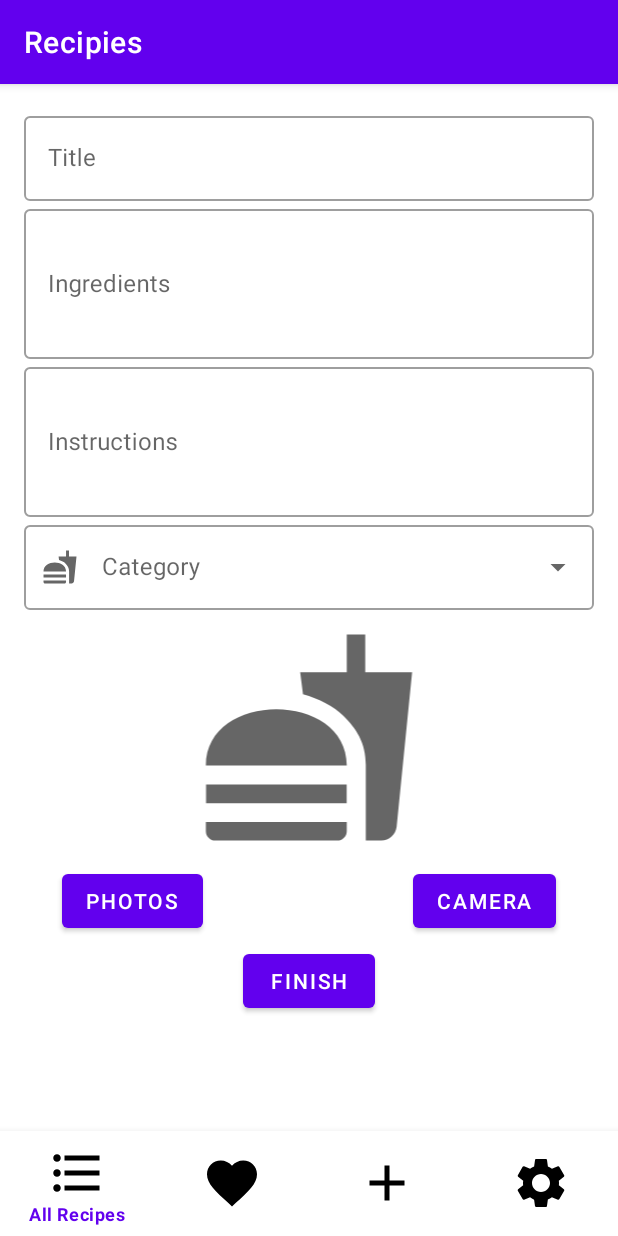
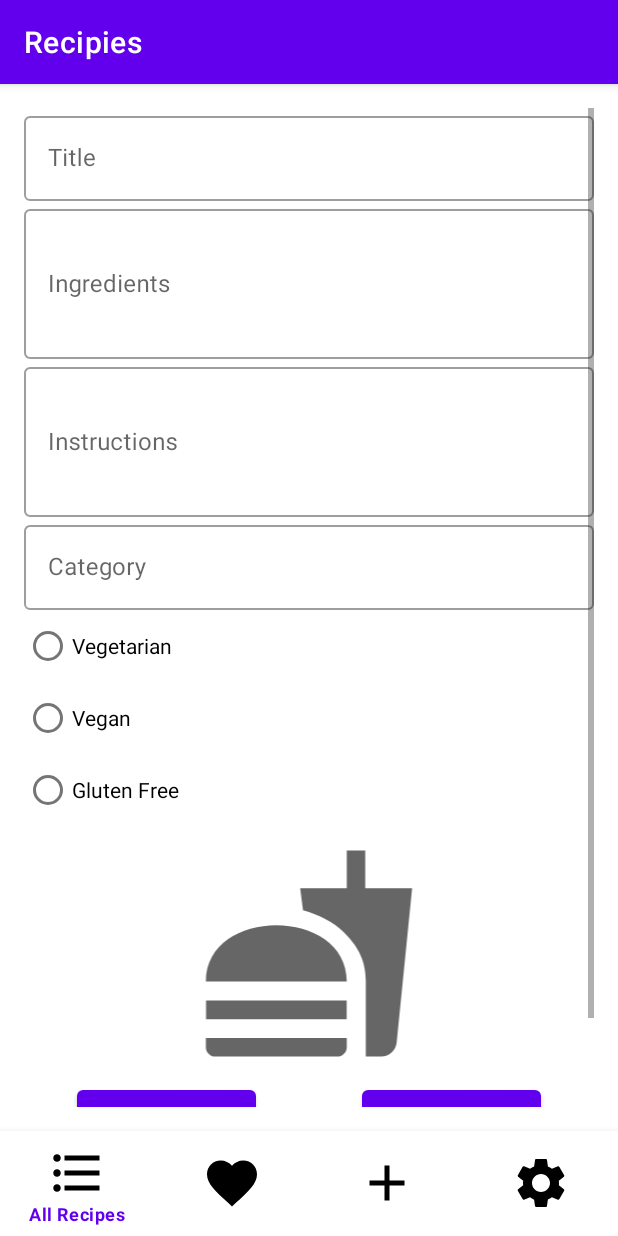
Before and after one commit to msteinr3/Recipes, an Android app: the AddRecipe screen opened through its navigation route, on a phone screen of 412 x 824 dp. Run offline under Robolectric (Android 15) with nearby library versions, the phone set to English and light mode, and no system bars; our stand-ins replace Dagger/Hilt's generated code, navigation-ui; pictures from the network do not load; 3 statements that could not run were skipped.

Commit message:
added vegie/vegan/GF options

```diff
--- a/app/src/main/java/com/example/recipies/extra/Recipe.kt
+++ b/app/src/main/java/com/example/recipies/extra/Recipe.kt
@@ -14,6 +14,9 @@ data class Recipe (
     var image: String?,
     var extendedIngredients : Array<Ingredient>,
     var instructions: String,
+    var vegetarian: Boolean,
+    var vegan: Boolean,
+    var glutenFree: Boolean,
     @ColumnInfo(name = "like")
     var favorite: Boolean = false,
 ) {
--- a/app/src/main/java/com/example/recipies/ui/AddRecipe.kt
+++ b/app/src/main/java/com/example/recipies/ui/AddRecipe.kt
@@ -31,13 +31,15 @@ class AddRecipe : Fragment() {
 
     private var _binding: AddRecipeBinding? = null
     private val binding get() = _binding!!
-    private val viewModel : RecipeViewModel by viewModels()
-    private val allViewModel : AllRecipesViewModel by viewModels()
+    private val viewModel: RecipeViewModel by viewModels()
+    private val allViewModel: AllRecipesViewModel by viewModels()
 
-    private var id : Int? = null
+    private var id: Int? = null
     private var imageUri: Uri? = null
-    private lateinit var spinner : String
     private lateinit var file: File
+    private var vegetarian: Boolean = false
+    private var vegan: Boolean = false
+    private var glutenFree: Boolean = false
 
     private val pickItemLauncher: ActivityResultLauncher<Array<String>> =
         registerForActivityResult(ActivityResultContracts.OpenDocument()) {
@@ -101,15 +103,18 @@ class AddRecipe : Fragment() {
             }
         }
 
+        /*
         val adapter = ArrayAdapter.createFromResource(
             requireContext(),
-            R.array.categories,
+            R.array.diet,
             R.layout.drop_down
         )
         binding.dropdown.setAdapter(adapter)
         binding.dropdown.setOnItemClickListener { adapterView, view, i, l ->
             spinner = adapterView.getItemAtPosition(i).toString()
         }
+
+         */
 
         binding.choosePic.setOnClickListener {
             pickItemLauncher.launch(arrayOf("image/*"))
@@ -129,11 +134,23 @@ class AddRecipe : Fragment() {
              */
         }
 
+        binding.vegetarian.setOnClickListener {
+            vegetarian = !vegetarian
+        }
+
+        binding.vegan.setOnClickListener {
+            vegan = !vegan
+        }
+
+        binding.glutenFree.setOnClickListener {
+            glutenFree = !glutenFree
+        }
+
         binding.finishBtn.setOnClickListener {
             if (binding.title.text.toString().isEmpty() ||
                 binding.ingredients.text.toString().isEmpty() ||
                 binding.instructions.text.toString().isEmpty() ||
-                spinner.isEmpty() ||
+                binding.category.text.toString().isEmpty() ||
                 imageUri == null
             ) {
                 val builder = StringBuilder("Missing info:\n")
@@ -147,7 +164,7 @@ class AddRecipe : Fragment() {
                 if (binding.instructions.text.toString().isEmpty()) {
                     builder.append("instructions, ")
                 }
-                if (spinner.isEmpty()) {
+                if (binding.category.text.toString().isEmpty()) {
                     builder.append("category, ")
                 }
                 if (imageUri == null) {
@@ -159,10 +176,13 @@ class AddRecipe : Fragment() {
                 val recipe = Recipe(
                     0,  //need different IDs for each
                     binding.title.text.toString(),
-                    spinner,
+                    binding.category.text.toString(),
                     imageUri.toString(),
                     stringToIngredientsArray(binding.ingredients.text.toString()),
                     binding.instructions.text.toString(),
+                    vegetarian = vegetarian,
+                    vegan = vegan,
+                    glutenFree = glutenFree,
                     favorite = false,
                 )
                 //println(imageUri)
@@ -174,8 +194,8 @@ class AddRecipe : Fragment() {
 
     private fun String.toEditable(): Editable = Editable.Factory.getInstance().newEditable(this)
 
-    private fun stringToIngredientsArray(ingredients : String) : Array<Ingredient> {
-        val separated = ingredients.split(" ", ", ", "\n")
+    private fun stringToIngredientsArray(ingredients: String): Array<Ingredient> {
+        val separated = ingredients.split(", ", "\n")
         var ans = mutableListOf<Ingredient>()
         for (i in 0..separated.size) {
             ans.add(Ingredient(separated[i]))
@@ -183,8 +203,8 @@ class AddRecipe : Fragment() {
         return ans.toTypedArray()
     }
 
-    private fun ingredientsArrayToString(arr : Array<Ingredient>) : String {
-        val builder = java.lang.StringBuilder("")
+    private fun ingredientsArrayToString(arr: Array<Ingredient>): String {
+        val builder = StringBuilder("")
         for (i in 0..arr.size) {
             builder.append(arr[i].name + ",\n")
         }
@@ -192,12 +212,18 @@ class AddRecipe : Fragment() {
     }
 
     private fun updateRecipe(recipe: Recipe) {
-    binding.title.text = recipe.title.toEditable()
-    //binding.category.text = recipe.category.toEditable()
-    binding.ingredients.text = ingredientsArrayToString(recipe.extendedIngredients).toEditable()
-    binding.instructions.text = recipe.instructions.toEditable()
-    Glide.with(requireContext()).load(recipe.image).into(binding.pic)
-}
+        binding.title.text = recipe.title.toEditable()
+        binding.category.text = recipe.category.toEditable()
+        binding.ingredients.text = ingredientsArrayToString(recipe.extendedIngredients).toEditable()
+        binding.instructions.text = recipe.instructions.toEditable()
+        vegetarian = recipe.vegetarian
+        binding.vegetarian.isChecked = vegetarian
+        vegan = recipe.vegan
+        binding.vegan.isChecked = vegan
+        glutenFree = recipe.glutenFree
+        binding.glutenFree.isChecked = glutenFree
+        Glide.with(requireContext()).load(recipe.image).into(binding.pic)
+    }
 
     override fun onDestroyView() {
         super.onDestroyView()
--- a/app/src/main/res/layout/add_recipe.xml
+++ b/app/src/main/res/layout/add_recipe.xml
@@ -73,22 +73,46 @@
 
         <com.google.android.material.textfield.TextInputLayout
             android:id="@+id/text4"
-            style="@style/Widget.MaterialComponents.TextInputLayout.OutlinedBox.ExposedDropdownMenu"
+            style="@style/Widget.MaterialComponents.TextInputLayout.OutlinedBox"
             android:layout_width="match_parent"
             android:layout_height="wrap_content"
-            app:startIconDrawable="@drawable/ic_baseline_fastfood"
             app:layout_constraintStart_toStartOf="parent"
             app:layout_constraintEnd_toEndOf="parent"
             app:layout_constraintTop_toBottomOf="@+id/text3">
 
-            <AutoCompleteTextView
-                android:id="@+id/dropdown"
+            <com.google.android.material.textfield.TextInputEditText
+                android:id="@+id/category"
                 android:layout_width="match_parent"
                 android:layout_height="wrap_content"
-                android:hint="@string/category"
-                android:inputType="none"
-                android:dropDownHeight="200dp"/>
+                android:hint="@string/category" />
         </com.google.android.material.textfield.TextInputLayout>
+
+        <RadioButton
+            android:id="@+id/vegetarian"
+            android:layout_width="wrap_content"
+            android:layout_height="wrap_content"
+            app:layout_constraintStart_toStartOf="parent"
+            app:layout_constraintTop_toBottomOf="@id/text4"
+            android:text="@string/vegetarian"
+            />
+
+        <RadioButton
+            android:id="@+id/vegan"
+            android:layout_width="wrap_content"
+            android:layout_height="wrap_content"
+            app:layout_constraintStart_toStartOf="parent"
+            app:layout_constraintTop_toBottomOf="@id/vegetarian"
+            android:text="@string/vegan"
+            />
+
+        <RadioButton
+            android:id="@+id/gluten_free"
+            android:layout_width="wrap_content"
+            android:layout_height="wrap_content"
+            app:layout_constraintStart_toStartOf="parent"
+            app:layout_constraintTop_toBottomOf="@id/vegan"
+            android:text="@string/gluten_free"
+            />
 
         <ImageView
             android:id="@+id/pic"
@@ -99,27 +123,29 @@
             android:src="@drawable/ic_baseline_fastfood"
             app:layout_constraintStart_toStartOf="parent"
             app:layout_constraintEnd_toEndOf="parent"
-            app:layout_constraintTop_toBottomOf="@+id/text4"/>
+            app:layout_constraintTop_toBottomOf="@+id/gluten_free"/>
 
         <Button
             android:id="@+id/choose_pic"
             android:layout_width="0dp"
             android:layout_height="wrap_content"
-            android:layout_marginHorizontal="25dp"
             android:layout_marginVertical="10dp"
+            android:layout_marginHorizontal="35dp"
             android:layout_weight="1"
             android:text="@string/photos"
             app:layout_constraintStart_toStartOf="parent"
+            app:layout_constraintEnd_toStartOf="@+id/camera"
             app:layout_constraintTop_toBottomOf="@+id/pic"/>
 
         <Button
             android:id="@+id/camera"
             android:layout_width="0dp"
             android:layout_height="wrap_content"
-            android:layout_marginHorizontal="25dp"
             android:layout_marginVertical="10dp"
+            android:layout_marginHorizontal="35dp"
             android:layout_weight="1"
             android:text="@string/camera"
+            app:layout_constraintStart_toEndOf="@+id/choose_pic"
             app:layout_constraintEnd_toEndOf="parent"
             app:layout_constraintTop_toBottomOf="@+id/pic"/>
 
--- a/app/src/main/res/values/strings.xml
+++ b/app/src/main/res/values/strings.xml
@@ -15,17 +15,9 @@
     <string name="my_recipes">My Recipes</string>
     <string name="category">Category</string>
     <string name="all_recipes">All Recipes</string>
-
-    <string-array name="categories">
-        <item>Other</item>
-        <item>Appetizer</item>
-        <item>Snack</item>
-        <item>Salad</item>
-        <item>Dessert</item>
-        <item>Soup</item>
-        <item>Moroccan</item>
-        <item>Meat</item>
-        <item>Veggie</item>
-    </string-array>
+    <string name="diet">Diet</string>
+    <string name="vegetarian">Vegetarian</string>
+    <string name="vegan">Vegan</string>
+    <string name="gluten_free">Gluten Free</string>
 
 </resources>
```
Also changed, not shown: app/src/main/java/com/example/recipies/ui/SingleRecipe.kt (+13 -0 lines), app/src/main/res/layout/single_recipe.xml (+23 -20 lines).
